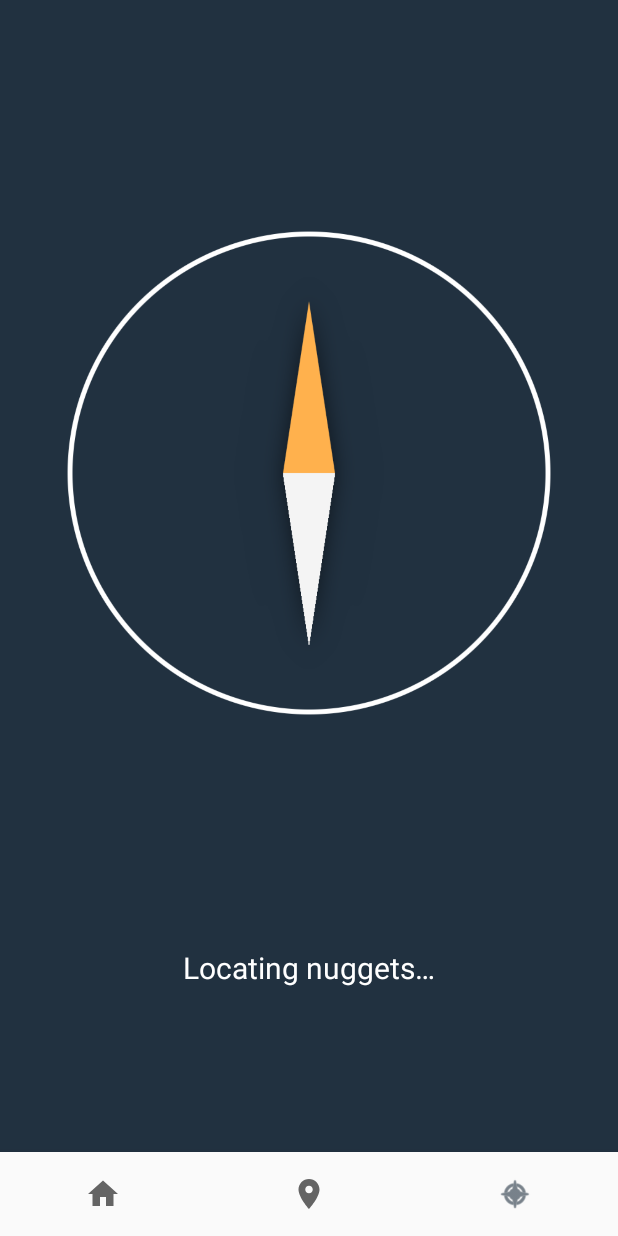
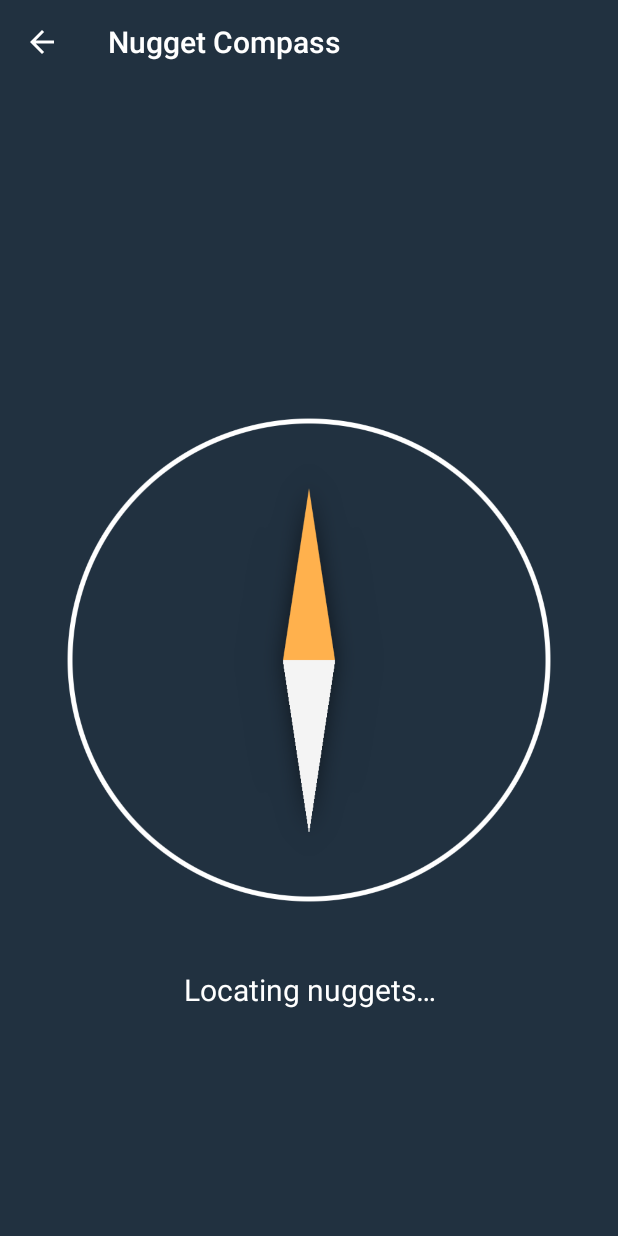
Before and after one commit to nathanhollows/NuggetNav, an Android app: the CompassActivity screen opened directly, with no data from a screen before it, on a phone screen of 412 x 824 dp. Run offline under Robolectric (Android 15) with nearby library versions, the phone set to English and light mode, and no system bars; 1 statement that could not run was skipped.

Commit message:
Removing crud from nugget compass

```diff
--- a/app/src/main/java/com/nuggetwatch/nuggetnav/CompassActivity.java
+++ b/app/src/main/java/com/nuggetwatch/nuggetnav/CompassActivity.java
@@ -3,7 +3,6 @@ package com.nuggetwatch.nuggetnav;
 import android.Manifest;
 import android.content.Context;
 import android.content.DialogInterface;
-import android.content.Intent;
 import android.content.pm.ActivityInfo;
 import android.content.pm.PackageManager;
 import android.hardware.GeomagneticField;
@@ -15,9 +14,6 @@ import android.location.Location;
 import android.location.LocationListener;
 import android.location.LocationManager;
 import android.os.Bundle;
-import android.util.Log;
-import android.view.Menu;
-import android.view.MenuItem;
 import android.view.WindowManager;
 import android.widget.TextView;
 import android.widget.Toast;
@@ -25,10 +21,10 @@ import android.widget.Toast;
 import androidx.annotation.NonNull;
 import androidx.appcompat.app.AlertDialog;
 import androidx.appcompat.app.AppCompatActivity;
+import androidx.appcompat.widget.Toolbar;
 import androidx.core.app.ActivityCompat;
 import androidx.core.content.ContextCompat;
 
-import com.google.android.material.bottomnavigation.BottomNavigationView;
 import com.google.gson.Gson;
 import com.google.gson.GsonBuilder;
 
@@ -84,12 +80,6 @@ public class CompassActivity extends AppCompatActivity implements SensorEventLis
         checkLocationPermission();
         setContentView(R.layout.activity_compass);
 
-        BottomNavigationView navView = findViewById(R.id.nav_view);
-        Menu menu = navView.getMenu();
-        MenuItem menuItem = menu.getItem(2);
-        menuItem.setChecked(true);
-
-        navView.setOnNavigationItemSelectedListener(mOnNavigationItemSelectedListener);
         textDirection = (TextView) findViewById(R.id.text);
         compassView = (CompassView) findViewById(R.id.compass);
 
@@ -105,30 +95,14 @@ public class CompassActivity extends AppCompatActivity implements SensorEventLis
         }
 
         onPermissionGranted();
+
+        Toolbar toolbar = findViewById(R.id.toolbar);
+        setSupportActionBar(toolbar);
+        getSupportActionBar().setDisplayHomeAsUpEnabled(true);
+        getSupportActionBar().setDisplayShowHomeEnabled(true);
+        getSupportActionBar().setTitle("Nugget Compass");
+
     }
-
-    private BottomNavigationView.OnNavigationItemSelectedListener mOnNavigationItemSelectedListener
-            = new BottomNavigationView.OnNavigationItemSelectedListener() {
-
-        @Override
-        public boolean onNavigationItemSelected(@NonNull MenuItem item) {
-            switch (item.getItemId()) {
-                case R.id.navigation_compass:
-                    return true;
-                case R.id.navigation_home:
-                    Intent intentHome = new Intent(CompassActivity.this, MainActivity.class);
-                    intentHome.setFlags(Intent.FLAG_ACTIVITY_REORDER_TO_FRONT);
-                    startActivity(intentHome);
-                    return true;
-                case R.id.navigation_map:
-                    Intent intentMap = new Intent(CompassActivity.this, MapActivity.class);
-                    intentMap.setFlags(Intent.FLAG_ACTIVITY_REORDER_TO_FRONT);
-                    startActivity(intentMap);
-                    return true;
-            }
-            return false;
-        }
-    };
 
     @Override
     protected void onStart() {
@@ -139,6 +113,12 @@ public class CompassActivity extends AppCompatActivity implements SensorEventLis
                         == PackageManager.PERMISSION_GRANTED) {
             onPermissionGranted();
         }
+    }
+
+    @Override
+    public boolean onSupportNavigateUp() {
+        onBackPressed();
+        return true;
     }
 
     @Override
--- a/app/src/main/java/com/nuggetwatch/nuggetnav/MapActivity.java
+++ b/app/src/main/java/com/nuggetwatch/nuggetnav/MapActivity.java
@@ -49,8 +49,6 @@ import com.mapbox.mapboxsdk.utils.BitmapUtils;
 
 import java.io.File;
 import java.io.IOException;
-import java.net.URI;
-import java.net.URISyntaxException;
 import java.text.DecimalFormat;
 import java.text.NumberFormat;
 import java.util.List;
@@ -117,7 +115,7 @@ public class MapActivity extends AppCompatActivity implements OnMapReadyCallback
         animation.setDuration(0);
         animation.start();
 
-        Toolbar mTopToolbar = (Toolbar) findViewById(R.id.toolbar);
+        Toolbar mTopToolbar = findViewById(R.id.toolbar);
         setSupportActionBar(mTopToolbar);
 
         Button see_reviews = findViewById(R.id.see_reviews);
--- a/app/src/main/res/layout/activity_compass.xml
+++ b/app/src/main/res/layout/activity_compass.xml
@@ -1,58 +1,61 @@
 <?xml version="1.0" encoding="utf-8"?>
-<androidx.constraintlayout.widget.ConstraintLayout xmlns:android="http://schemas.android.com/apk/res/android"
+<LinearLayout xmlns:android="http://schemas.android.com/apk/res/android"
     xmlns:app="http://schemas.android.com/apk/res-auto"
     xmlns:tools="http://schemas.android.com/tools"
     android:id="@+id/linearLayout"
     android:layout_width="match_parent"
     android:layout_height="match_parent"
     android:background="@color/colorPrimary"
+    android:orientation="vertical"
     tools:context=".CompassActivity">
+
+    <androidx.appcompat.widget.Toolbar
+        android:id="@+id/toolbar"
+        android:layout_width="match_parent"
+        android:layout_height="wrap_content"
+        android:background="?attr/colorPrimary"
+        android:minHeight="?attr/actionBarSize"
+        android:theme="?attr/actionBarTheme" />
+
+    <androidx.constraintlayout.widget.ConstraintLayout
+        android:layout_width="match_parent"
+        android:layout_height="match_parent">
 
         <TextView
             android:id="@+id/textDistance"
             android:layout_width="match_parent"
             android:layout_height="wrap_content"
+            android:layout_marginBottom="8dp"
             android:gravity="center_horizontal"
             android:text=""
             android:textColor="@color/colorText"
             android:textSize="@dimen/distSize"
-    app:layout_constraintBottom_toBottomOf="@+id/compass"
-    app:layout_constraintTop_toTopOf="@+id/compass"
-    app:layout_constraintVertical_bias="0.75"
-    tools:layout_editor_absoluteX="0dp" />
+            app:layout_constraintBottom_toTopOf="@+id/text"
+            app:layout_constraintTop_toTopOf="parent"
+            app:layout_constraintVertical_bias="0.872"
+            tools:layout_editor_absoluteX="-16dp" />
 
         <com.nuggetwatch.nuggetnav.CompassView
             android:id="@+id/compass"
             android:layout_width="wrap_content"
             android:layout_height="wrap_content"
-        app:layout_constraintBottom_toTopOf="@+id/text"
-        app:layout_constraintStart_toStartOf="@+id/text"
+            app:layout_constraintBottom_toBottomOf="parent"
             app:layout_constraintTop_toTopOf="parent" />
 
         <TextView
             android:id="@+id/text"
             android:layout_width="0dp"
             android:layout_height="wrap_content"
+            android:layout_marginStart="1dp"
+            android:layout_marginLeft="1dp"
             android:gravity="center_horizontal"
             android:text="@string/locating"
             android:textColor="@color/colorText"
             android:textSize="@dimen/distSize"
-        app:layout_constraintBottom_toTopOf="@+id/nav_view"
             app:layout_constraintEnd_toEndOf="parent"
-        app:layout_constraintHorizontal_bias="0.0"
             app:layout_constraintStart_toStartOf="parent"
             app:layout_constraintTop_toBottomOf="@+id/compass" />
+    </androidx.constraintlayout.widget.ConstraintLayout>
 
 
-    <com.google.android.material.bottomnavigation.BottomNavigationView
-        android:id="@+id/nav_view"
-        android:layout_width="0dp"
-        android:layout_height="wrap_content"
-        android:background="?android:attr/windowBackground"
-        app:labelVisibilityMode="unlabeled"
-        app:layout_constraintBottom_toBottomOf="parent"
-        app:layout_constraintLeft_toLeftOf="parent"
-        app:layout_constraintRight_toRightOf="parent"
-        app:menu="@menu/bottom_nav_menu" />
-
-</androidx.constraintlayout.widget.ConstraintLayout>
+</LinearLayout>
```
Also changed, not shown: app/src/main/java/com/nuggetwatch/nuggetnav/StoreActivity.java (+4 -3 lines). Lines whose indentation alone changed are shown as unchanged.
